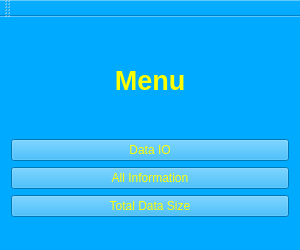
Qt form IntTypeStack.ui (BJIN-PARK/Edu) before a commit.
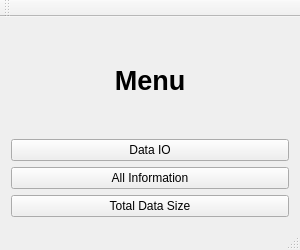
The same form after that commit.

The edit to the form file:
```diff
--- a/IntTypeStack.ui
+++ b/IntTypeStack.ui
@@ -14,8 +14,7 @@
    <string>IntTypeStack</string>
   </property>
   <property name="styleSheet">
-   <string notr="true">background-color: rgb(0, 170, 255);
-color: rgb(255, 255, 0);</string>
+   <string notr="true"/>
   </property>
   <widget class="QWidget" name="centralWidget">
    <layout class="QGridLayout" name="gridLayout">
@@ -31,6 +30,9 @@
     </item>
     <item row="1" column="0">
      <widget class="QPushButton" name="pushButton_dataIO">
+      <property name="styleSheet">
+       <string notr="true"/>
+      </property>
       <property name="text">
        <string>Data IO</string>
       </property>
@@ -38,6 +40,9 @@
     </item>
     <item row="2" column="0">
      <widget class="QPushButton" name="pushButton_allInfo">
+      <property name="styleSheet">
+       <string notr="true"/>
+      </property>
       <property name="text">
        <string>All Information</string>
       </property>
@@ -45,6 +50,9 @@
     </item>
     <item row="3" column="0">
      <widget class="QPushButton" name="pushButton_totalDataSize">
+      <property name="styleSheet">
+       <string notr="true"/>
+      </property>
       <property name="text">
        <string>Total Data Size</string>
       </property>
```
